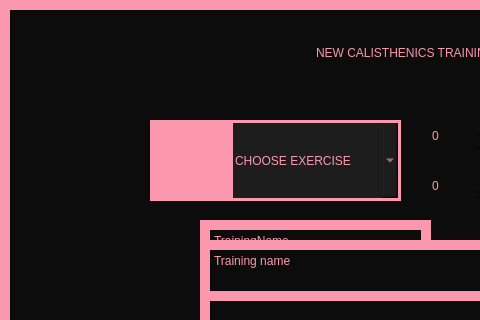
Hanna-J-K/fitnessapp, file View/NewCalisthenicsTraining.ui: the form before one commit; both pictures show x 0 to 480 and y 0 to 320 of the 800 by 600 pixel window.
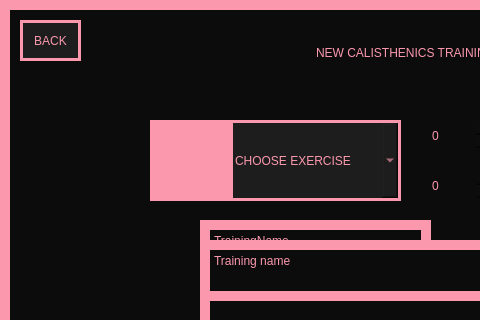
The form after the commit. Icons and pictures are not drawn.

Commit message: if i could turn back time (now i can with back buttons added)

```diff
--- a/View/NewCalisthenicsTraining.ui
+++ b/View/NewCalisthenicsTraining.ui
@@ -307,6 +307,26 @@
      <string>Training name</string>
     </property>
    </widget>
+   <widget class="QPushButton" name="back_btn">
+    <property name="geometry">
+     <rect>
+      <x>20</x>
+      <y>20</y>
+      <width>61</width>
+      <height>41</height>
+     </rect>
+    </property>
+    <property name="cursor">
+     <cursorShape>PointingHandCursor</cursorShape>
+    </property>
+    <property name="styleSheet">
+     <string notr="true">background-color: #1D1D1D;border: 3px solid #FB98AD;
+font: 8pt &quot;PRIMETIME&quot;;</string>
+    </property>
+    <property name="text">
+     <string>BACK</string>
+    </property>
+   </widget>
   </widget>
  </widget>
  <resources/>
```
The commit also changes 6 other files.
